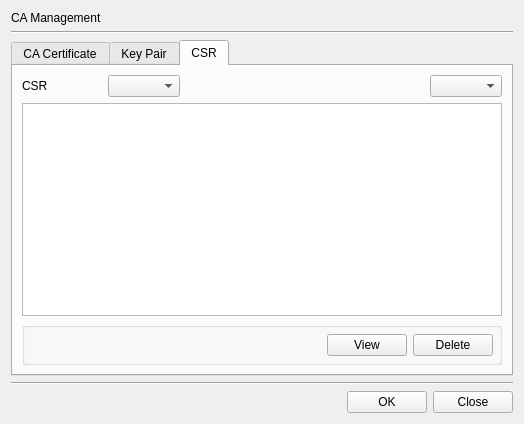
Before: the Qt Designer form CertMan/ca_man_dlg.ui in jykim74/CertMan, drawn with Qt 5.
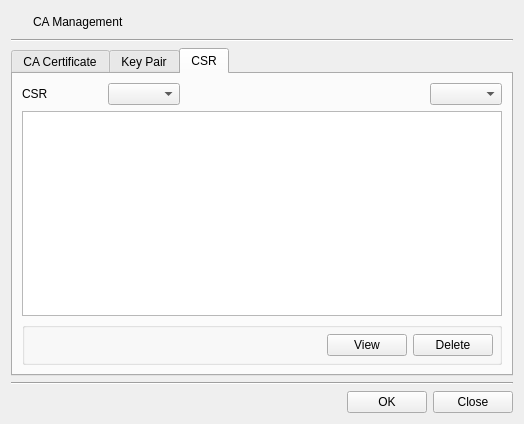
After: the same form once the commit is applied. Icons and pictures are not drawn.

The edit to the form file:
```diff
--- a/CertMan/ca_man_dlg.ui
+++ b/CertMan/ca_man_dlg.ui
@@ -15,11 +15,44 @@
   </property>
   <layout class="QVBoxLayout" name="verticalLayout">
    <item>
-    <widget class="QLabel" name="mTitleLabel">
-     <property name="text">
-      <string>CA Management</string>
+    <layout class="QGridLayout" name="gridLayout_8">
+     <property name="topMargin">
+      <number>0</number>
      </property>
-    </widget>
+     <item row="0" column="1">
+      <widget class="QLabel" name="mTitleLabel">
+       <property name="text">
+        <string>CA Management</string>
+       </property>
+      </widget>
+     </item>
+     <item row="0" column="0">
+      <widget class="QPushButton" name="pushButton">
+       <property name="minimumSize">
+        <size>
+         <width>16</width>
+         <height>0</height>
+        </size>
+       </property>
+       <property name="maximumSize">
+        <size>
+         <width>16</width>
+         <height>16777215</height>
+        </size>
+       </property>
+       <property name="text">
+        <string/>
+       </property>
+       <property name="icon">
+        <iconset resource="certman.qrc">
+         <normaloff>:/images/caman.png</normaloff>:/images/caman.png</iconset>
+       </property>
+       <property name="flat">
+        <bool>true</bool>
+       </property>
+      </widget>
+     </item>
+    </layout>
    </item>
    <item>
     <widget class="Line" name="line_2">
```
Left out of the diff: 4 changed lines with no effect on the pictures.
